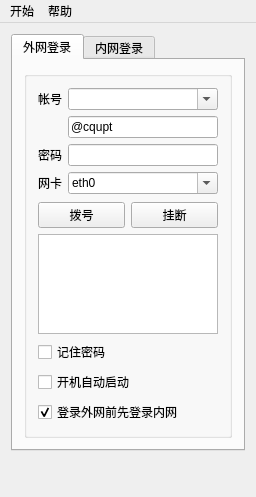
Qt form ui/mainwindow.ui (tlightsky/openkeeper) before a commit.
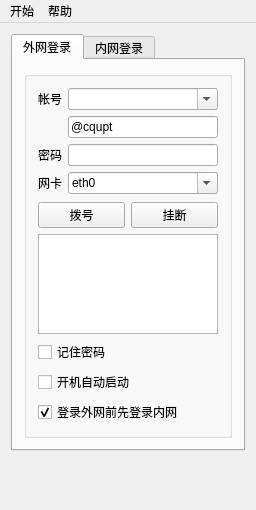
The same form after that commit.

```diff
--- a/ui/mainwindow.ui
+++ b/ui/mainwindow.ui
@@ -10,7 +10,7 @@
     <x>0</x>
     <y>0</y>
     <width>246</width>
-    <height>497</height>
+    <height>510</height>
    </rect>
   </property>
   <property name="sizePolicy">
```
Left out of the diff: 9 changed lines with no effect on the pictures.
